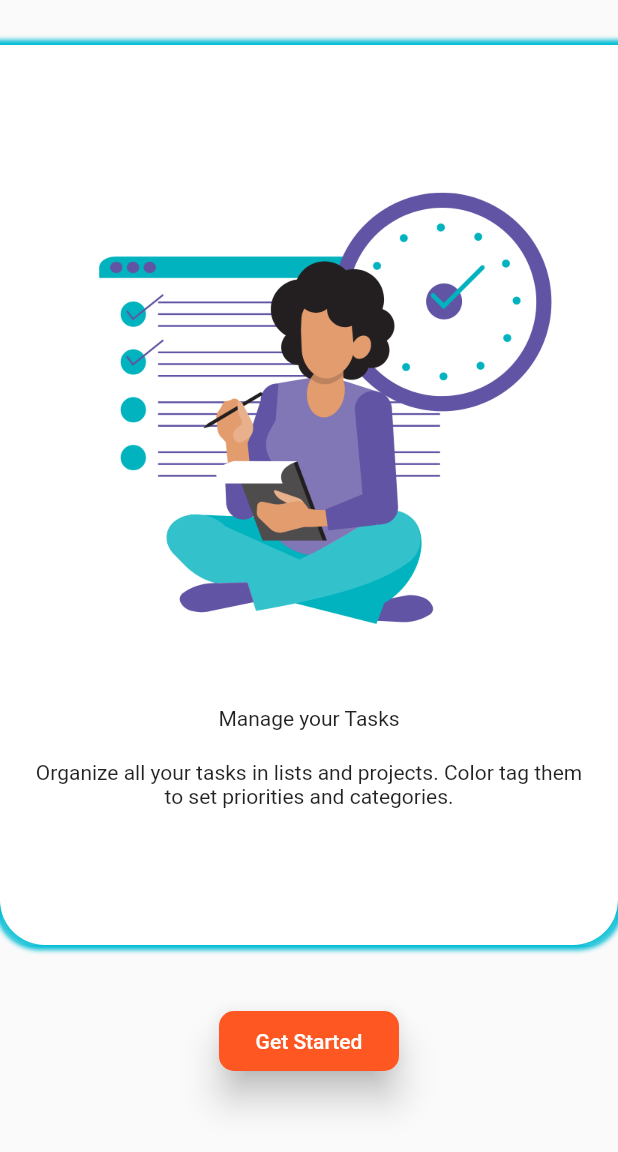
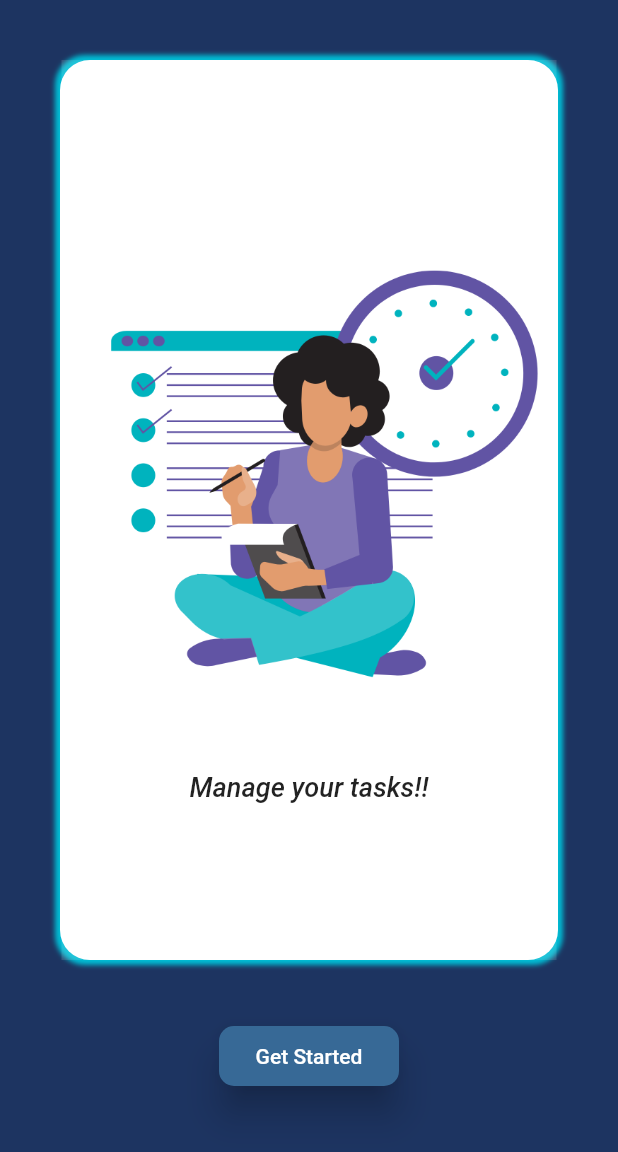
Before and after one commit to akastha97/whattodoapp, a Flutter app: the screen it shows after launch, on a phone screen of 412 x 824 dp, the part 84-1236 px from its top. Run offline on Flutter 3.47's test engine with Material 2 defaults, Android fonts, the light colour scheme and no system bars; drawn by our look-alikes of carousel_slider.

Commit message:
Various changes
- Deleted unwanted files
- Changed the UI

```diff
--- /dev/null
+++ b/whattodo_final/lib/consts.dart
@@ -0,0 +1,11 @@
+// This file is to store all the constants
+
+class AppConstants {
+  static const animationTime = 1;
+  static const splashText1 = "Manage your tasks!!";
+  static const splashText2 = "Keep your life together!!";
+  static const splashText3 = "Never miss a deadline!!";
+  static const getStarted = "Get Started";
+  static const pencilText = "Click the pencil icon to add your To-Do's!";
+  static const hintText = "Add your task";
+}
--- a/whattodo_final/lib/main.dart
+++ b/whattodo_final/lib/main.dart
@@ -1,11 +1,10 @@
 import 'package:flutter/material.dart';
-import 'package:carousel_slider/carousel_slider.dart';
-import 'package:whattodo_final/models/carousel_model.dart';
+import 'package:flutter/scheduler.dart' show timeDilation;
+import 'package:whattodo_final/consts.dart';
 import 'package:whattodo_final/screens/dashboard.dart';
-import 'package:flutter/scheduler.dart' show timeDilation;
-import 'package:whattodo_final/screens/events.dart';
-import 'package:whattodo_final/screens/journal_screen.dart';
 import 'package:whattodo_final/screens/todo_screen.dart';
+import 'package:whattodo_final/theme.dart';
+import 'package:whattodo_final/ui_components/custom_carousel.dart';
 
 import 'ui_components/custom_appbar.dart';
 
@@ -31,14 +30,15 @@ class _MainAppState extends State<MainApp> with TickerProviderStateMixin {
   @override
   Widget build(BuildContext context) {
     return MaterialApp(
+      theme: lightMode,
+      darkTheme: darkMode,
       routes: {
         '/dashboard': (context) => const DashboardScreen(),
-        '/eventsscreen': (context) => const EventsScreen(),
-        '/journalscreen': (context) => const JournalScreen(),
-        '/todoscreen': (context) =>  TodoScreen(),
+        '/todoscreen': (context) => TodoScreen(),
       },
       debugShowCheckedModeBanner: false,
       home: Scaffold(
+        backgroundColor: const Color(0xff1D3461),
         appBar: const CustomAppbar(
           isDisplay: false,
           showBackButton: false,
@@ -47,12 +47,9 @@ class _MainAppState extends State<MainApp> with TickerProviderStateMixin {
           child: Column(
             crossAxisAlignment: CrossAxisAlignment.center,
             children: [
-              const SizedBox(
-                height: 30,
-              ),
-              buildCarousel(),
-              const SizedBox(
-                height: 40,
+              Padding(
+                padding: const EdgeInsets.all(40.0),
+                child: buildCarousel(),
               ),
               buildGetStartedButton(context),
             ],
@@ -71,16 +68,16 @@ class _MainAppState extends State<MainApp> with TickerProviderStateMixin {
               shape: RoundedRectangleBorder(
                   borderRadius: BorderRadius.circular(10)),
               elevation: 10,
-              backgroundColor: Colors.deepOrange),
+              backgroundColor: const Color(0xff376996)),
           onPressed: () {
-            Navigator.of(context).push(navigateToDashboard());
+            Navigator.of(context).push(navigateToDashboardScreen());
           },
-          child: const Text("Get Started"));
+          child: const Text(AppConstants.getStarted));
     });
   }
 
-  // animation for splash
-  Route navigateToDashboard() {
+  // This method is to navigate to the dashboard screen with animation
+  Route navigateToDashboardScreen() {
     return PageRouteBuilder(
       pageBuilder: (context, animation, secondaryAnimation) =>
           const DashboardScreen(),
@@ -99,76 +96,4 @@ class _MainAppState extends State<MainApp> with TickerProviderStateMixin {
       },
     );
   }
-
-  // This is to display the carousel slider
-  Widget buildCarousel() {
-    return Container(
-      height: 600,
-      decoration: const BoxDecoration(
-        boxShadow: [
-          BoxShadow(
-            spreadRadius: 3,
-            color: Colors.cyan,
-            blurRadius: 2,
-          )
-        ],
-        color: Colors.white,
-        borderRadius: BorderRadius.only(
-            bottomLeft: Radius.circular(30), bottomRight: Radius.circular(30)),
-      ),
-      child: Column(
-        children: [
-          CarouselSlider.builder(
-            itemCount: CarouselModel.carouselModelList.length,
-            options: CarouselOptions(
-              autoPlayCurve: Curves.decelerate,
-              autoPlay: true,
-              autoPlayAnimationDuration: const Duration(seconds: 1),
-              height: 600,
-              viewportFraction: 1,
-            ),
-            itemBuilder: (BuildContext context, int itemIndex, int index) {
-              return buildView(itemIndex);
-            },
-          ),
-        ],
-      ),
-    );
-  }
-
-  // This is to display the contents of the carousel slider
-  Container buildView(int index) {
-    final carouselModel = CarouselModel.carouselModelList[index];
-    return Container(
-      // width: MediaQuery.of(context).size.width,
-      margin: const EdgeInsets.symmetric(horizontal: 1.0),
-      decoration: const BoxDecoration(
-        color: Colors.white12,
-        borderRadius: BorderRadius.only(
-            bottomLeft: Radius.circular(20), bottomRight: Radius.circular(20)),
-      ),
-      child: Column(
-        crossAxisAlignment: CrossAxisAlignment.center,
-        mainAxisAlignment: MainAxisAlignment.center,
-        children: [
-          Center(
-            child: Image.asset(
-              carouselModel.assetPath,
-              height: 350,
-            ),
-          ),
-          const SizedBox(
-            height: 20,
-          ),
-          Text(carouselModel.heading),
-          const Padding(
-            padding: EdgeInsets.all(20.0),
-            child: Text(
-                "Organize all your tasks in lists and projects. Color tag them to set priorities and categories.",
-                textAlign: TextAlign.center),
-          ),
-        ],
-      ),
-    );
-  }
 }
--- a/whattodo_final/lib/models/carousel_model.dart
+++ b/whattodo_final/lib/models/carousel_model.dart
@@ -1,21 +1,24 @@
+import 'package:whattodo_final/consts.dart';
+
+// This is a model class for the Carousel slides
 class CarouselModel {
   final String assetPath;
   final String heading;
 
   CarouselModel({required this.assetPath, required this.heading});
 
-   static List<CarouselModel> carouselModelList = [
+  static List<CarouselModel> carouselModelList = [
     CarouselModel(
       assetPath: "lib/assets/todo-image.png",
-      heading: "Manage your Tasks",
+      heading: AppConstants.splashText1,
     ),
     CarouselModel(
       assetPath: "lib/assets/todo-2.png",
-      heading: "Work on Time",
+      heading: AppConstants.splashText2,
     ),
     CarouselModel(
       assetPath: "lib/assets/todo-3.png",
-      heading: "Get Reminder on Time",
+      heading: AppConstants.splashText3,
     ),
   ];
 }
--- a/whattodo_final/lib/models/todo_model.dart
+++ b/whattodo_final/lib/models/todo_model.dart
@@ -1,3 +1,4 @@
+// This is a model class for ToDo items
 
 class TodoItem {
   String title;
--- /dev/null
+++ b/whattodo_final/lib/theme.dart
@@ -0,0 +1,9 @@
+import 'package:flutter/material.dart';
+
+ThemeData lightMode = ThemeData(
+  brightness: Brightness.light
+);
+
+ThemeData darkMode = ThemeData(
+  brightness: Brightness.dark
+);
--- a/whattodo_final/lib/ui_components/custom_appbar.dart
+++ b/whattodo_final/lib/ui_components/custom_appbar.dart
@@ -1,5 +1,6 @@
 import 'package:flutter/material.dart';
 
+// This class is for the app bar
 class CustomAppbar extends StatefulWidget implements PreferredSizeWidget {
   final Function? customAction;
   final bool isDisplay;
@@ -23,8 +24,8 @@ class _CustomAppbarState extends State<CustomAppbar> {
   Widget build(BuildContext context) {
     return AppBar(
       iconTheme: IconThemeData(
-    color: Colors.cyan, //change your color here
-  ),
+        color: Color(0xff1F487E), //change your color here
+      ),
       automaticallyImplyLeading: widget.showBackButton,
       elevation: 0,
       backgroundColor: Colors.white,
--- /dev/null
+++ b/whattodo_final/lib/ui_components/custom_carousel.dart
@@ -0,0 +1,71 @@
+import 'package:carousel_slider/carousel_slider.dart';
+import 'package:flutter/material.dart';
+import 'package:whattodo_final/models/carousel_model.dart';
+
+// This class is to display the carousel slider
+Widget buildCarousel() {
+  return Container(
+    height: 600,
+    decoration: BoxDecoration(
+      borderRadius: BorderRadius.circular(20),
+      boxShadow: const [
+        BoxShadow(
+          spreadRadius: 3,
+          color: Colors.cyan,
+          blurRadius: 2,
+        )
+      ],
+      color: Colors.white,
+    ),
+    child: Column(
+      children: [
+        CarouselSlider.builder(
+          itemCount: CarouselModel.carouselModelList.length,
+          options: CarouselOptions(
+            autoPlayCurve: Curves.decelerate,
+            autoPlay: true,
+            autoPlayAnimationDuration: const Duration(seconds: 1),
+            height: 600,
+            viewportFraction: 1,
+          ),
+          itemBuilder: (BuildContext context, int itemIndex, int index) {
+            return buildView(itemIndex);
+          },
+        ),
+      ],
+    ),
+  );
+}
+
+// This is to display the contents of the carousel slider
+Container buildView(int index) {
+  final carouselModel = CarouselModel.carouselModelList[index];
+  return Container(
+    margin: const EdgeInsets.symmetric(horizontal: 1.0),
+    decoration: const BoxDecoration(
+      color: Colors.white12,
+    ),
+    child: Column(
+      crossAxisAlignment: CrossAxisAlignment.center,
+      mainAxisAlignment: MainAxisAlignment.center,
+      children: [
+        Center(
+          child: Image.asset(
+            carouselModel.assetPath,
+            height: 350,
+          ),
+        ),
+        const SizedBox(
+          height: 20,
+        ),
+        Text(
+          carouselModel.heading,
+          style: const TextStyle(
+              fontSize: 18,
+              fontStyle: FontStyle.italic,
+              fontWeight: FontWeight.w500),
+        ),
+      ],
+    ),
+  );
+}
```
Also changed, not shown: whattodo_final/lib/models/card_model.dart (deleted, +0 -13 lines), whattodo_final/lib/screens/basic.dart (deleted, +0 -153 lines), whattodo_final/lib/screens/dashboard.dart (+19 -42 lines), whattodo_final/lib/screens/events.dart (deleted, +0 -73 lines), whattodo_final/lib/screens/journal_screen.dart (deleted, +0 -15 lines), whattodo_final/lib/screens/todo_screen.dart (+59 -26 lines), whattodo_final/lib/utils.dart (deleted, +0 -52 lines), whattodo_final/pubspec.yaml (+0 -8 lines), whattodo_final/lib/assets/appbar-2.png (deleted), whattodo_final/lib/assets/appbar1.png (deleted), whattodo_final/lib/assets/whattodo-1.jpg (deleted), whattodo_final/pubspec.lock, 4 other files.
